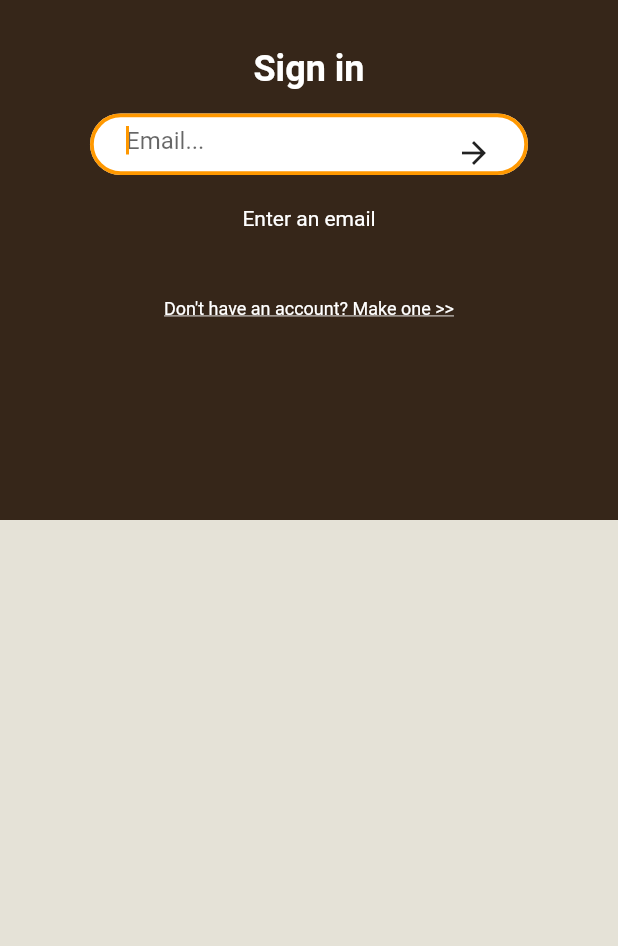
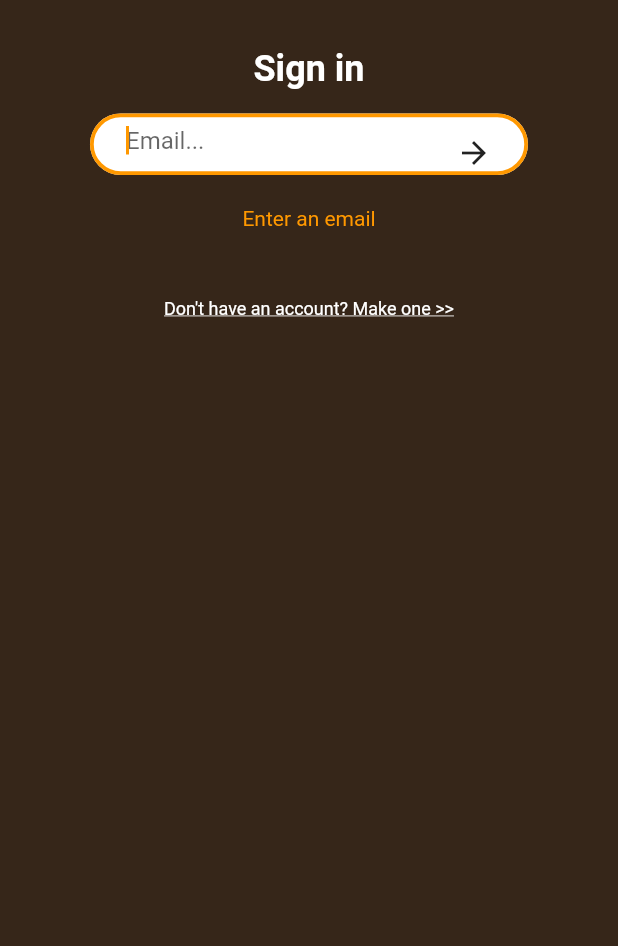
Before and after one commit to AnalogIO/flutter-prototype, a Flutter app: the screen it shows after launch, after a tap on the "arrow forward" icon, on a phone screen of 412 x 824 dp, the part 290-1236 px from its top. Run offline on Flutter 3.47's test engine with Material 2 defaults, Android fonts, the phone set to English and light mode, and no system bars.

```diff
--- a/lib/components/login/login_image.dart
+++ b/lib/components/login/login_image.dart
@@ -1,8 +1,6 @@
 import 'package:flutter/material.dart';
 
-// TODO: When page == LoginPages.password, change image to profile picture
 class LoginImage extends StatelessWidget {
-
   @override
   Widget build(BuildContext context) {
     return Container(height: 80, child: Image.asset('assets/logo.png'));
--- a/lib/components/login/login_input_hint.dart
+++ b/lib/components/login/login_input_hint.dart
@@ -14,24 +14,6 @@ class LoginInputHint extends StatefulWidget {
 class _LoginInputHintState extends State<LoginInputHint> {
   @override
   Widget build(BuildContext context) {
-    // String text = "\n";
-    // bool isError = false;
-
-    // if (widget._page == LoginPages.password || widget._page == LoginPages.registerPassword) {
-    //   if (widget._errorMessage.isEmpty) {
-    //     text = "Enter passcode\n";
-    //   } else {
-    //     text = widget._errorMessage;
-    //     isError = true;
-    //   }
-    // }
-
-    // if (widget._page == LoginPages.email && widget._errorMessage.isNotEmpty) {
-    //   text = widget._errorMessage;
-    //   isError = true;
-    // }
-
-    // Color textColor = isError ? Colors.orange : Colors.white;
     return Consumer<LoginState>(
       builder: (context, state, child) {
         return Padding(
@@ -40,7 +22,7 @@ class _LoginInputHintState extends State<LoginInputHint> {
             (state.errorText.isNotEmpty ? state.errorText : state.hintText),
             textAlign: TextAlign.center,
             style: TextStyle(
-              color: (state.errorText.isNotEmpty ? Colors.white : Colors.orange),
+              color: (state.errorText.isEmpty ? Colors.white : Colors.orange),
               fontSize: 14
             ),
           ),
--- a/lib/components/login/login_numpad.dart
+++ b/lib/components/login/login_numpad.dart
@@ -23,8 +23,8 @@ class NumpadState extends State<Numpad> {
       builder: (context, state, child) {
         return Container(
           color: (state.isPageEmail)
-            ? Colors.transparent
-            : Color(0xff362619),
+            ? Color(0xff362619)
+            : Color(0xffE5E2D7),
           padding: EdgeInsets.only(top: 12, bottom: 24),
           child: Visibility(
             visible: !state.isPageEmail,
--- a/lib/pages/login_page.dart
+++ b/lib/pages/login_page.dart
@@ -11,7 +11,7 @@ import '../utils/Request.dart';
 import '../utils/enums.dart';
 
 // TODO Login loading animation/indicator
-// TODO App state
+// TODO Global color vars
 // TODO Small animations
 // TODO Fix password circles buttons
 
@@ -35,11 +35,14 @@ class _LoginPageState extends State<LoginPage> {
           )
         ]
       ),
-      body: Column(
-        children: <Widget>[
-          LoginUpper(),
-          Numpad()
-        ]
+      body: Container(
+        color: Color(0xff362619),
+        child: Column(
+          children: <Widget>[
+            LoginUpper(),
+            Numpad()
+          ]
+        ),
       ),
     );
   }
--- a/lib/utils/enums.dart
+++ b/lib/utils/enums.dart
@@ -8,5 +8,5 @@ enum LoginPages {
 enum LoginSaved {
   none,
   emailOnly,
-  all
+  all // biometric login
 }
--- a/lib/utils/login_state.dart
+++ b/lib/utils/login_state.dart
@@ -15,8 +15,10 @@ class LoginState extends ChangeNotifier {
   String get token => _token;
   String get username => _username;
   String get errorText => _errorText;
+
   LoginPages get page => _loginPage;
   bool get isPageEmail => _loginPage == LoginPages.email || _loginPage == LoginPages.registerEmail;
+
   LoginSaved get loginSaved => _loginSaved;
 
   set email(String newEmail) {
```
